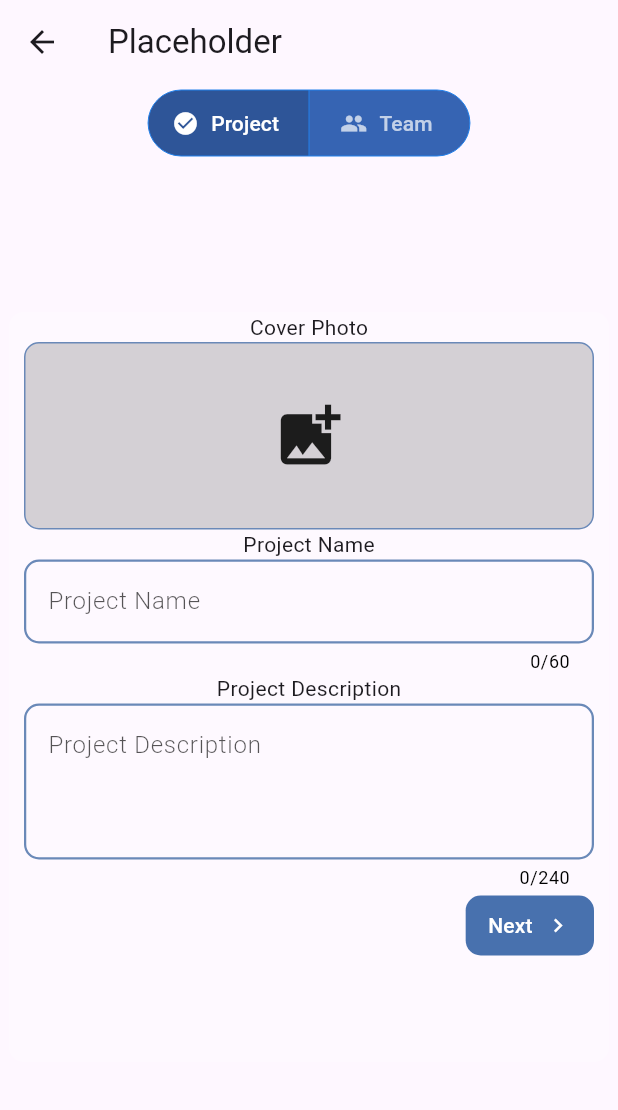
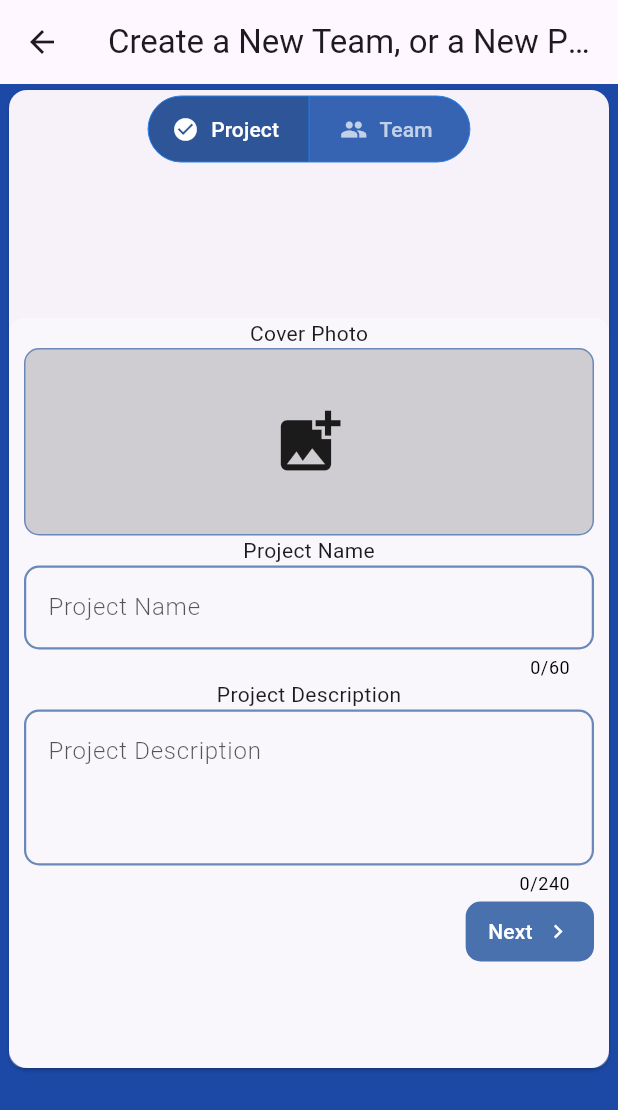
Before and after one commit to Pipeline-To-Better-Placemaking/P2BP-2025Spring-Web, a Flutter app: the CreateProjectAndTeamsPage screen opened directly, on a phone screen of 412 x 824 dp. Shown: the top 1110 px of the screen. Run offline on Flutter 3.47's test engine with Material 3 defaults, Android fonts, the light colour scheme and no system bars; our stand-ins replace cloud_firestore, firebase_auth, firebase_core; accounts and stored records are empty; statements that could not run were skipped.

Commit message:
Changes to formatting of new Team and Proj page

```diff
--- a/lib/newTeamAndProject.dart
+++ b/lib/newTeamAndProject.dart
@@ -27,13 +27,15 @@ class _CreateProjectAndTeamsPageState extends State<CreateProjectAndTeamsPage> {
   Widget build(BuildContext context) {
     return SafeArea(
       child: Scaffold(
+        backgroundColor: Color(0xFF1C48A6),
         // Top switch between Projects/Teams
         appBar: AppBar(
-          title: const Text('Placeholder'),
+          title: const Text('Create a New Team, or a New Project'),
         ),
         // Creation screens
         body: SingleChildScrollView(
           child: Center(
+            child: Card(
               child: Column(
                 children: <Widget>[
                   // Switch at top to switch between create project and team pages.
@@ -80,6 +82,7 @@ class _CreateProjectAndTeamsPageState extends State<CreateProjectAndTeamsPage> {
                   // These widgets display their respective screens to create either a project or team.
                   pages[pageSelection.index],
                 ],
+              ),
             ),
           ),
         ),
```
Lines whose indentation alone changed are shown as unchanged.
